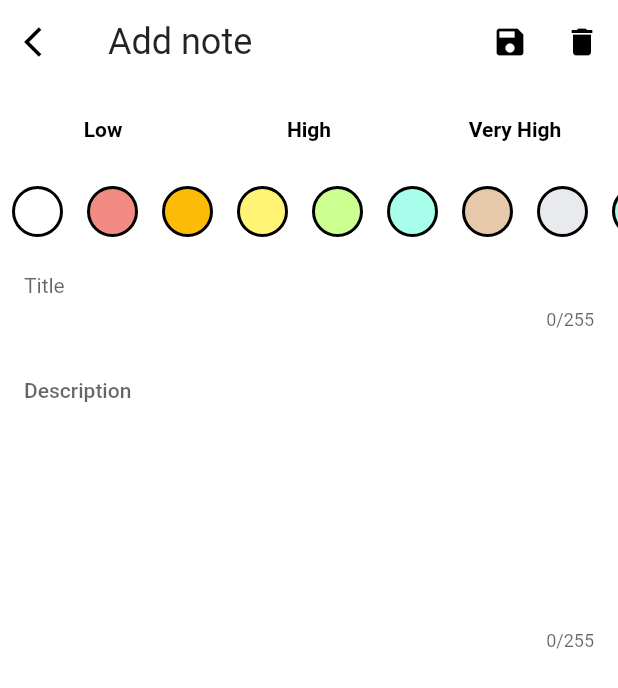
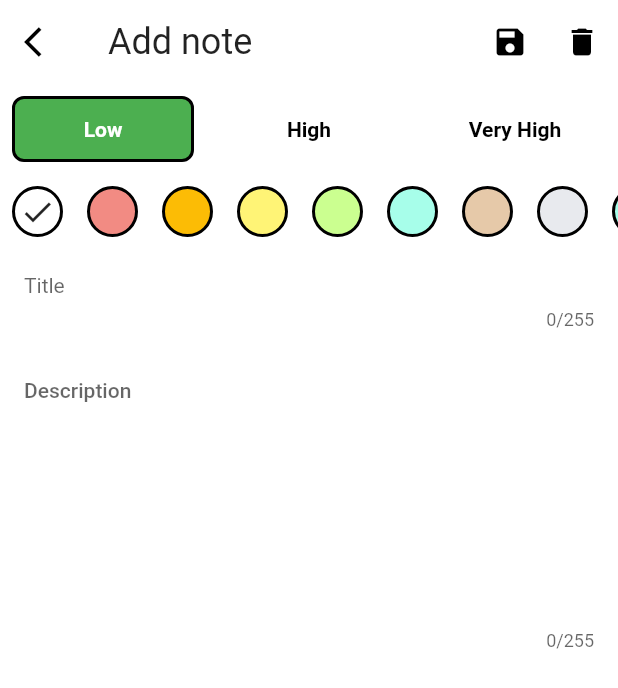
Before and after one commit to Donaboyev/flutter_notes_app, a Flutter app: the NoteDetailsScreen screen opened by its route, on a phone screen of 412 x 824 dp. Shown: the top 688 px of the screen. Run offline on Flutter 3.47's test engine with Material 2 defaults, Android fonts, the phone set to English and light mode, and no system bars; our stand-ins replace auto_route, equatable, synchronized; missing offline and left inert: sqlbrite.

```diff
--- a/lib/components/color_picker.dart
+++ b/lib/components/color_picker.dart
@@ -3,10 +3,13 @@ import '../utils/app_helper.dart';
 
 class ColorPicker extends StatelessWidget {
   final Function(int) onTap;
-  final int? selectedIndex;
+  final int selectedIndex;
 
-  const ColorPicker({Key? key, this.selectedIndex, required this.onTap})
-      : super(key: key);
+  const ColorPicker({
+    Key? key,
+    required this.selectedIndex,
+    required this.onTap,
+  }) : super(key: key);
 
   @override
   Widget build(BuildContext context) {
--- a/lib/components/priority_picker.dart
+++ b/lib/components/priority_picker.dart
@@ -2,10 +2,13 @@ import 'package:flutter/material.dart';
 
 class PriorityPicker extends StatelessWidget {
   final Function(int) onTap;
-  final int? selectedIndex;
+  final int selectedIndex;
 
-  const PriorityPicker({Key? key, this.selectedIndex, required this.onTap})
-      : super(key: key);
+  const PriorityPicker({
+    Key? key,
+    required this.selectedIndex,
+    required this.onTap,
+  }) : super(key: key);
 
   @override
   Widget build(BuildContext context) {
--- a/lib/main.dart
+++ b/lib/main.dart
@@ -4,6 +4,7 @@ import 'package:provider/provider.dart';
 import 'data/db/notes_repository.dart';
 import 'data/repository.dart';
 import 'routes/app_router.gr.dart';
+import 'ui/details/note_detail_notifier.dart';
 
 Future<void> main() async {
   WidgetsFlutterBinding.ensureInitialized();
@@ -30,7 +31,11 @@ class MyApp extends StatelessWidget {
           lazy: false,
           create: (_) => repository,
           dispose: (_, Repository repository) => repository.close(),
-        )
+        ),
+        ChangeNotifierProvider<NoteDetailNotifier>(
+          lazy: false,
+          create: (_) => NoteDetailNotifier(),
+        ),
       ],
       child: MaterialApp.router(
         title: 'Notes App',
--- /dev/null
+++ b/lib/ui/details/note_detail_notifier.dart
@@ -0,0 +1,19 @@
+import 'package:flutter/material.dart';
+
+class NoteDetailNotifier extends ChangeNotifier {
+  int _color = 0;
+  int _priority = 0;
+
+  int get color => _color;
+  int get priority => _priority;
+
+  void changeColor(int value) {
+    _color = value;
+    notifyListeners();
+  }
+
+  void changePriority(int value) {
+    _priority = value;
+    notifyListeners();
+  }
+}
--- a/lib/ui/details/note_details_screen.dart
+++ b/lib/ui/details/note_details_screen.dart
@@ -3,6 +3,7 @@ import 'package:intl/intl.dart';
 import 'package:provider/provider.dart';
 
 import '../ui.dart';
+import 'note_detail_notifier.dart';
 
 class NoteDetailsScreen extends StatelessWidget {
   final Note? note;
@@ -22,7 +23,9 @@ class NoteDetailsScreen extends StatelessWidget {
         _isEdited ? showDiscardDialog(context) : Navigator.pop(context, true);
         return false;
       },
-      child: Scaffold(
+      child: Consumer<NoteDetailNotifier>(
+        builder: (context, notifier, child) {
+          return Scaffold(
             appBar: AppBar(
               elevation: 0,
               title: Text(
@@ -73,14 +76,16 @@ class NoteDetailsScreen extends StatelessWidget {
               child: Column(
                 children: <Widget>[
                   PriorityPicker(
-                selectedIndex: 3 - (note?.priority ?? 0),
+                    selectedIndex: notifier.priority,
                     onTap: (index) {
                       _isEdited = true;
-                  _priority = 3 - index;
+                      _priority = index;
+                      debugPrint('====> change priority $_priority');
+                      notifier.changePriority(_priority);
                     },
                   ),
                   ColorPicker(
-                selectedIndex: note?.color,
+                    selectedIndex: note?.color ?? 0,
                     onTap: (index) {
                       // setState(() {
                       //   _color = index;
@@ -124,6 +129,8 @@ class NoteDetailsScreen extends StatelessWidget {
                 ],
               ),
             ),
+          );
+        },
       ),
     );
   }
```
Lines whose indentation alone changed are shown as unchanged.
